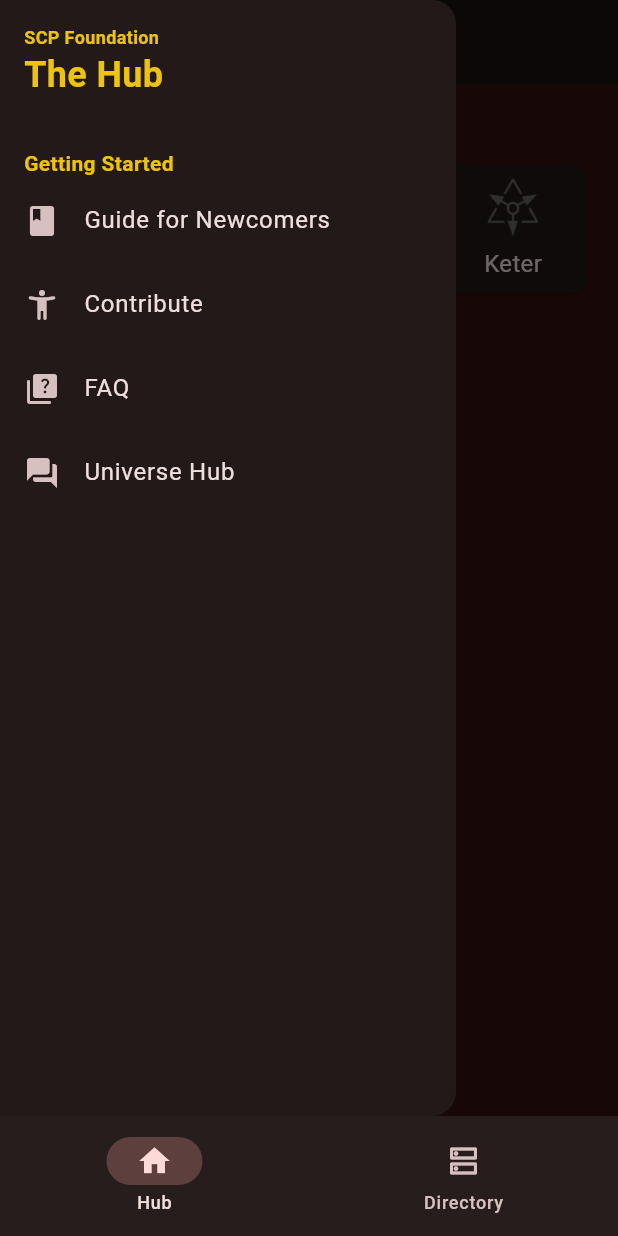
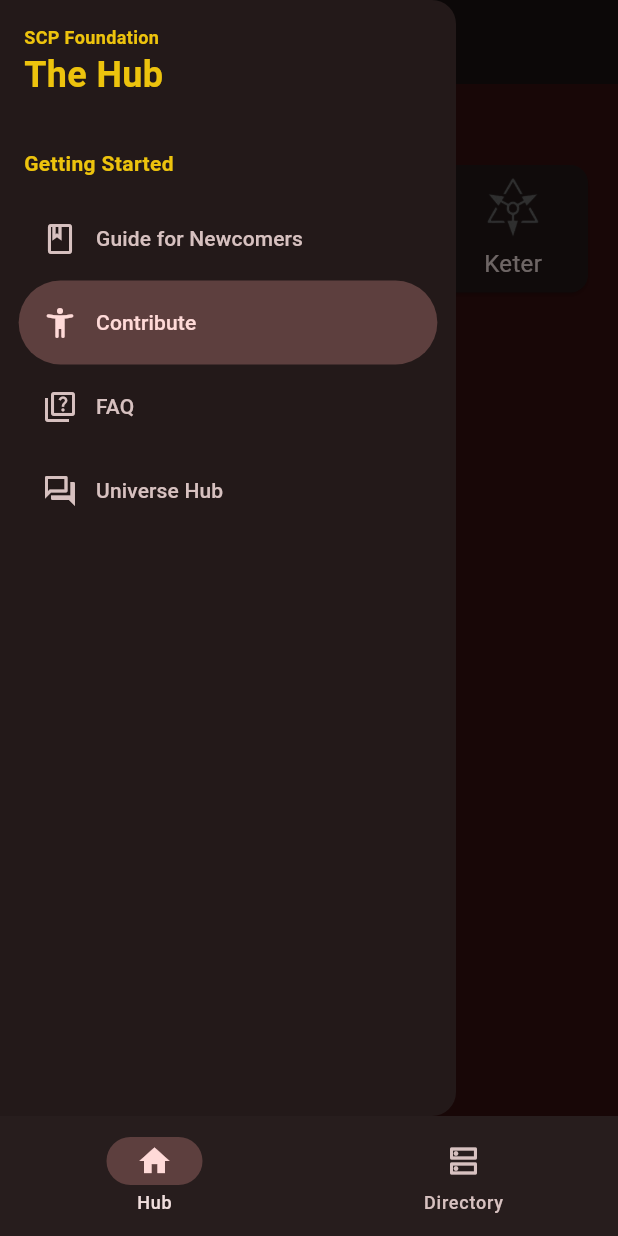
Before and after one commit to glitchcodes/crud-app-flutter, a Flutter app: the screen it shows after launch, after a tap on the "menu" icon, after a tap on "Contribute", on a phone screen of 412 x 824 dp. Run offline on Flutter 3.47's test engine with Material 3 defaults, Android fonts, the phone set to English and light mode, and no system bars; our stand-ins replace cloud_firestore, firebase_core, google_fonts; accounts and stored records are empty; Roboto replaces fonts that are missing (Grenze Gotisch).

Commit message:
feat(home): Modularize Home Screen
This commit modularizes different parts of Home Screen.

HomeScreen is now the main screen everything related to Home pages. Support for nested pages under Home can be now easily implemented through HomeNavigator.

Home Drawer is now using Material 3's NavigationDrawer

```diff
--- a/lib/main.dart
+++ b/lib/main.dart
@@ -1,5 +1,5 @@
+import 'package:crud_app/screens/home_screen.dart';
 import 'package:crud_app/views/database_screen.dart';
-import 'package:crud_app/navigation/home_navigator.dart';
 import 'package:flutter/material.dart';
 import 'package:firebase_core/firebase_core.dart';
 import 'package:crud_app/firebase_options.dart';
@@ -54,7 +54,7 @@
   }
 
   static const List<Widget> _pages = <Widget>[
-    HomeNavigator(),
+    HomeScreen(),
     DatabaseScreen(),
   ];
 
--- a/lib/navigation/home_navigator.dart
+++ b/lib/navigation/home_navigator.dart
@@ -2,29 +2,32 @@
 import 'package:flutter/material.dart';
 
 
-class HomeNavigator extends StatefulWidget {
-  const HomeNavigator({super.key});
+class HomeNavigator extends StatelessWidget {
+  final GlobalKey<NavigatorState> navigatorKey;
 
-  @override
-  State<HomeNavigator> createState() => _HomeNavigatorState();
-}
-
-class _HomeNavigatorState extends State<HomeNavigator> {
-  GlobalKey<NavigatorState> homeNavigatorKey = GlobalKey<NavigatorState>();
+  const HomeNavigator({
+    super.key,
+    required this.navigatorKey
+  });
 
   @override
   Widget build(BuildContext context) {
     return Navigator(
-      key: homeNavigatorKey,
+      key: navigatorKey,
+      initialRoute: '/home',
       onGenerateRoute: (RouteSettings settings) {
+        late Widget page;
+
+        switch (settings.name) {
+          case '/home':
+          default:
+            page = HomeView();
+            break;
+        }
+
         return MaterialPageRoute(
-          settings: settings, builder: (BuildContext context) {
-            if (settings.name == '') {
-              return Container();
-            }
-
-            return HomeView();
-          }
+          builder: (_) => page,
+          settings: settings
         );
       }
     );
--- /dev/null
+++ b/lib/screens/home_screen.dart
@@ -0,0 +1,56 @@
+import 'package:crud_app/navigation/home_navigator.dart';
+import 'package:crud_app/widgets/drawer/home_drawer.dart';
+import 'package:crud_app/widgets/object_class_categories.dart';
+import 'package:crud_app/widgets/recent_scp_list.dart';
+import 'package:crud_app/widgets/typography/text_heading.dart';
+import 'package:flutter/material.dart';
+
+class HomeScreen extends StatefulWidget {
+  const HomeScreen({super.key});
+
+  @override
+  State<HomeScreen> createState() => _HomeScreenState();
+}
+
+class _HomeScreenState extends State<HomeScreen> {
+  final GlobalKey<NavigatorState> _navigatorKey = GlobalKey<NavigatorState>();
+  String _currentRoute = '/home';
+
+  void _navigateTo(String route) {
+    if (_currentRoute == route) return;
+
+    _navigatorKey.currentState!.pushReplacementNamed(route);
+
+    setState(() {
+      _currentRoute = route;
+    });
+  }
+
+  @override
+  Widget build(BuildContext context) {
+    return Scaffold(
+      appBar: AppBar(
+        leading: Builder(
+          builder: (context) {
+            return IconButton(
+              icon: Icon(Icons.menu),
+              onPressed: () {
+                Scaffold.of(context).openDrawer();
+              });
+          }),
+        title: TextHeading(
+          text: 'The Hub',
+          style: TextStyle(
+              fontSize: 24
+          ),
+          fontName: 'Grenze Gotisch',
+        ),
+      ),
+      drawer: HomeDrawer(
+        currentRoute: _currentRoute,
+        onDestinationSelected: _navigateTo
+      ),
+      body: HomeNavigator(navigatorKey: _navigatorKey)
+    );
+  }
+}
--- a/lib/views/home/home_view.dart
+++ b/lib/views/home/home_view.dart
@@ -3,33 +3,13 @@
 import 'package:crud_app/widgets/drawer/home_drawer.dart';
 import 'package:crud_app/widgets/object_class_categories.dart';
 import 'package:crud_app/widgets/recent_scp_list.dart';
-import 'package:crud_app/widgets/typography/text_heading.dart';
 
 class HomeView extends StatelessWidget {
   const HomeView({super.key});
 
   @override
   Widget build(BuildContext context) {
-    return Scaffold(
-        appBar: AppBar(
-          leading: Builder(
-              builder: (context) {
-                return IconButton(
-                    icon: Icon(Icons.menu),
-                    onPressed: () {
-                      Scaffold.of(context).openDrawer();
-                    });
-              }),
-          title: TextHeading(
-            text: 'The Hub',
-            style: TextStyle(
-                fontSize: 24
-            ),
-            fontName: 'Grenze Gotisch',
-          ),
-        ),
-        drawer: HomeDrawer(),
-        body: SingleChildScrollView(
+    return SingleChildScrollView(
       child: Column(
         children: [
           // SearchSCP(),
@@ -37,7 +17,6 @@
           RecentSCP()
         ],
       ),
-        )
     );
   }
 }
--- a/lib/widgets/drawer/home_drawer.dart
+++ b/lib/widgets/drawer/home_drawer.dart
@@ -3,14 +3,47 @@
 import 'package:crud_app/widgets/typography/text_heading.dart';
 
 class HomeDrawer extends StatelessWidget {
-  const HomeDrawer({super.key});
+  final String currentRoute;
+  final Function(String) onDestinationSelected;
+
+  const HomeDrawer({
+    super.key,
+    required this.currentRoute,
+    required this.onDestinationSelected
+  });
+
+  int _routeToIndex(String route) {
+    switch (route) {
+      case '/home':
+        return 0;
+      case '/guide':
+        return 1;
+      case '/contribute':
+        return 2;
+      case '/faq':
+        return 3;
+      case '/universe-hub':
+        return 4;
+      default:
+        return 0;
+    }
+  }
 
   @override
   Widget build(BuildContext context) {
-    return Drawer(
-      child: SafeArea(
-        child: ListView(
-          children: [
+    return NavigationDrawer(
+      selectedIndex: _routeToIndex(currentRoute),
+      onDestinationSelected: (index) {
+        final routes = [
+          '/home',
+          '/guide',
+          '/contribute',
+          '/faq',
+          '/universe-hub'
+        ];
+        onDestinationSelected(routes[index]);
+      },
+      children: const [
         Padding(padding: EdgeInsets.all(16),
           child: Column(
             crossAxisAlignment: CrossAxisAlignment.start,
@@ -33,43 +66,36 @@
         ),
         SizedBox(height: 16),
         Padding(
-              padding: EdgeInsets.symmetric(horizontal: 16),
+            padding: EdgeInsets.only(
+              left: 16,
+              bottom: 12
+            ),
             child: TextHeading(
                 text: 'Getting Started',
                 style: TextStyle(fontSize: 14)
             )
         ),
-            ListTile(
-                leading: Icon(Icons.book_rounded),
-                title: Text('Guide for Newcomers'),
-                onTap: () {
-                  // TODO
-                }
+        NavigationDrawerDestination(
+            icon: Icon(Icons.book_outlined),
+            selectedIcon: Icon(Icons.book_rounded),
+            label: Text('Guide for Newcomers')
         ),
-            ListTile(
-                leading: Icon(Icons.accessibility_new_rounded),
-                title: Text('Contribute'),
-                onTap: () {
-                  // TODO
-                }
+        NavigationDrawerDestination(
+            icon: Icon(Icons.accessibility_new_outlined),
+            selectedIcon: Icon(Icons.accessibility_new_rounded),
+            label: Text('Contribute')
         ),
-            ListTile(
-                leading: Icon(Icons.quiz_rounded),
-                title: Text('FAQ'),
-                onTap: () {
-                  // TODO
-                }
+        NavigationDrawerDestination(
+            icon: Icon(Icons.quiz_outlined),
+            selectedIcon: Icon(Icons.quiz_rounded),
+            label: Text('FAQ')
         ),
-            ListTile(
-                leading: Icon(Icons.forum_rounded),
-                title: Text('Universe Hub'),
-                onTap: () {
-                  // TODO
-                }
-            ),
-          ],
-        ),
+        NavigationDrawerDestination(
+            icon: Icon(Icons.forum_outlined),
+            selectedIcon: Icon(Icons.forum_rounded),
+            label: Text('Universe Hub')
         )
+      ]
     );
   }
 }
```
Lines whose indentation alone changed are shown as unchanged.
